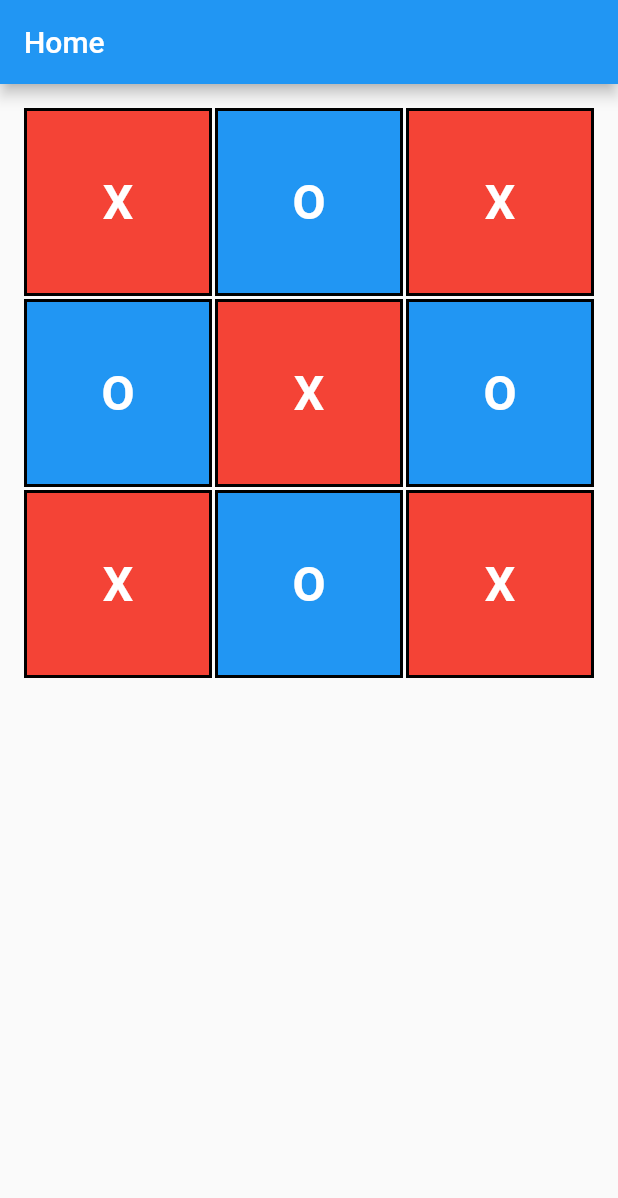
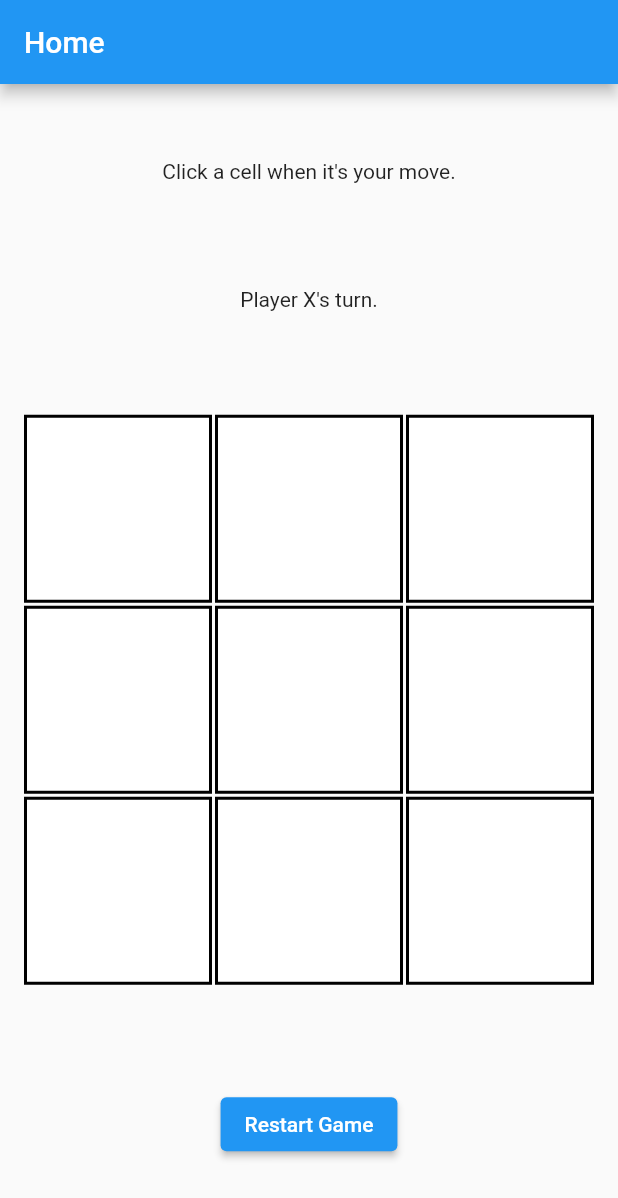
Before and after one commit to Davenchy/xo_flutter_game, a Flutter app: the screen it shows after launch, on a phone screen of 412 x 824 dp. Shown: the top 1198 px of the screen. Run offline on Flutter 3.47's test engine with Material 2 defaults, Android fonts, the phone set to English and light mode, and no system bars.

Commit message:
- update Cell widget - create XOBoard widget

```diff
--- a/lib/screens/home_screen.dart
+++ b/lib/screens/home_screen.dart
@@ -1,15 +1,33 @@
 import 'package:flutter/material.dart';
 
 import '../widgets/cell.dart';
+import '../widgets/xo_board.dart';
 
-class HomeScreen extends StatelessWidget {
+class HomeScreen extends StatefulWidget {
   const HomeScreen({Key? key}) : super(key: key);
 
   @override
+  State<HomeScreen> createState() => _HomeScreenState();
+}
+
+class _HomeScreenState extends State<HomeScreen> {
+  late final XOBoardController controller;
+  bool isPlayerXTurn = true;
+
+  @override
+  void initState() {
+    super.initState();
+    controller = XOBoardController();
+  }
+
+  @override
+  void dispose() {
+    controller.dispose();
+    super.dispose();
+  }
+
+  @override
   Widget build(BuildContext context) {
-    final double screenWidth = MediaQuery.of(context).size.width;
-    final double cellWidth = screenWidth / 3;
-
     return Scaffold(
       appBar: AppBar(
         title: const Text('Home'),
@@ -17,28 +35,33 @@ class HomeScreen extends StatelessWidget {
       body: Padding(
         padding: const EdgeInsets.all(16.0),
         child: Column(
+          mainAxisAlignment: MainAxisAlignment.spaceAround,
           children: [
-            SizedBox(
-              height: cellWidth * 3,
-              child: GridView.count(
-                crossAxisCount: 3,
-                mainAxisSpacing: 2,
-                crossAxisSpacing: 2,
-                shrinkWrap: true,
-                children: [
-                  for (int i = 0; i < 9; i++)
-                    Cell(
-                      width: cellWidth,
-                      initialValue: i % 2 == 0 ? CellValue.x : CellValue.o,
-                      onPressed: (_) =>
-                          _ == CellValue.x ? CellValue.o : CellValue.x,
-                    ),
-                ],
-              ),
+            const Text('Click a cell when it\'s your move.'),
+            const Text('Player X\'s turn.'),
+            XOBoard(controller: controller, onCellTap: onCellTap),
+            ElevatedButton(
+              child: const Text('Restart Game'),
+              onPressed: controller.resetBoard,
             ),
           ],
         ),
       ),
     );
   }
+
+  void onCellTap(int index) {
+    final oldValue = controller.getCellValue(index);
+    if (oldValue != CellValue.empty) return;
+
+    late CellValue newValue;
+    if (isPlayerXTurn) {
+      newValue = CellValue.x;
+    } else {
+      newValue = CellValue.o;
+    }
+
+    isPlayerXTurn = !isPlayerXTurn;
+    controller.setCellValue(index, newValue);
+  }
 }
--- a/lib/widgets/cell.dart
+++ b/lib/widgets/cell.dart
@@ -41,55 +41,33 @@ CellValue mapStringToCellValue(String value) {
   }
 }
 
-class Cell extends StatefulWidget {
+class Cell extends StatelessWidget {
   const Cell({
     Key? key,
-    this.initialValue,
     required this.width,
-    required this.onPressed,
+    required this.value,
   }) : super(key: key);
 
   final double width;
-  final CellValue? initialValue;
-  final CellValue? Function(CellValue lastValue) onPressed;
-
-  @override
-  State<Cell> createState() => _CellState();
-}
-
-class _CellState extends State<Cell> {
-  late CellValue _value;
-
-  @override
-  void initState() {
-    super.initState();
-    _value = widget.initialValue ?? CellValue.empty;
-  }
+  final CellValue value;
 
   @override
   Widget build(BuildContext context) {
     return AspectRatio(
       aspectRatio: 1,
-      child: GestureDetector(
-        onTap: () {
-          final newValue = widget.onPressed(_value);
-          if (newValue != null && newValue != _value) {
-            setState(() => _value = newValue);
-          }
-        },
       child: Container(
-          width: widget.width,
+        width: width,
         padding: const EdgeInsets.all(16),
         alignment: Alignment.center,
         decoration: BoxDecoration(
-            color: mapCellValueToColor(_value),
+          color: mapCellValueToColor(value),
           border: Border.all(
             color: Colors.black,
             width: 2,
           ),
         ),
         child: Text(
-            mapCellValueToString(_value),
+          mapCellValueToString(value),
           style: const TextStyle(
             color: Colors.white,
             fontWeight: FontWeight.bold,
@@ -97,7 +75,6 @@ class _CellState extends State<Cell> {
           ),
         ),
       ),
-      ),
     );
   }
 }
--- /dev/null
+++ b/lib/widgets/xo_board.dart
@@ -0,0 +1,72 @@
+import 'dart:developer';
+
+import 'package:flutter/material.dart';
+
+import 'cell.dart';
+
+class XOBoard extends StatelessWidget {
+  const XOBoard({
+    Key? key,
+    required this.controller,
+    required this.onCellTap,
+  }) : super(key: key);
+
+  final XOBoardController controller;
+  final void Function(int index) onCellTap;
+
+  @override
+  Widget build(BuildContext context) {
+    return SizedBox(
+      width: double.infinity,
+      child: LayoutBuilder(builder: (context, box) {
+        return SizedBox(
+          width: box.maxWidth,
+          height: box.maxWidth,
+          child: AnimatedBuilder(
+              animation: controller,
+              builder: (context, _) {
+                final board = controller.getBoard();
+                log('rebuild board: ${board[0]}');
+                return GridView.count(
+                  crossAxisCount: 3,
+                  mainAxisSpacing: 2,
+                  crossAxisSpacing: 2,
+                  shrinkWrap: true,
+                  children: [
+                    for (int i = 0; i < board.length; i++)
+                      GestureDetector(
+                        onTap: () => onCellTap(i),
+                        child: Cell(
+                          width: box.maxWidth / 3,
+                          value: board[i],
+                        ),
+                      ),
+                  ],
+                );
+              }),
+        );
+      }),
+    );
+  }
+}
+
+class XOBoardController extends ChangeNotifier {
+  final List<CellValue> _board = List<CellValue>.filled(9, CellValue.empty);
+
+  List<CellValue> getBoard() => List.unmodifiable(_board);
+
+  CellValue getCellValue(int index) => _board[index];
+
+  void setCellValue(int index, CellValue value) {
+    if (_board[index] == value) return;
+    _board[index] = value;
+    notifyListeners();
+  }
+
+  void resetBoard() {
+    for (int i = 0; i < _board.length; i++) {
+      _board[i] = CellValue.empty;
+    }
+    notifyListeners();
+  }
+}
```
Lines whose indentation alone changed are shown as unchanged.
